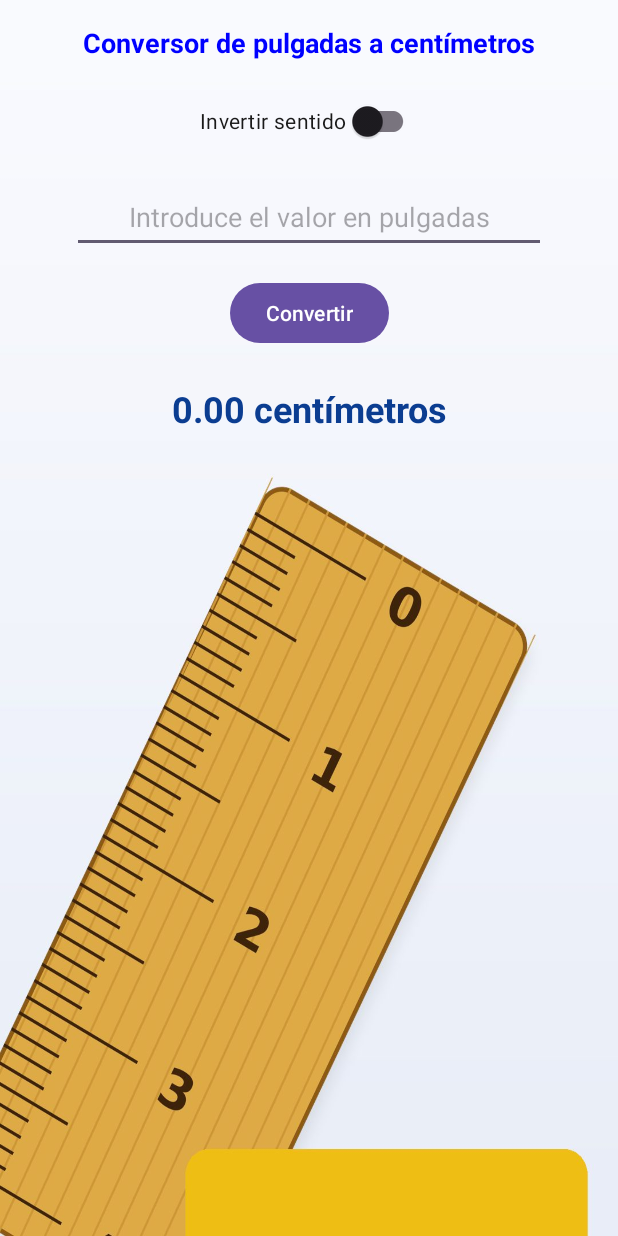
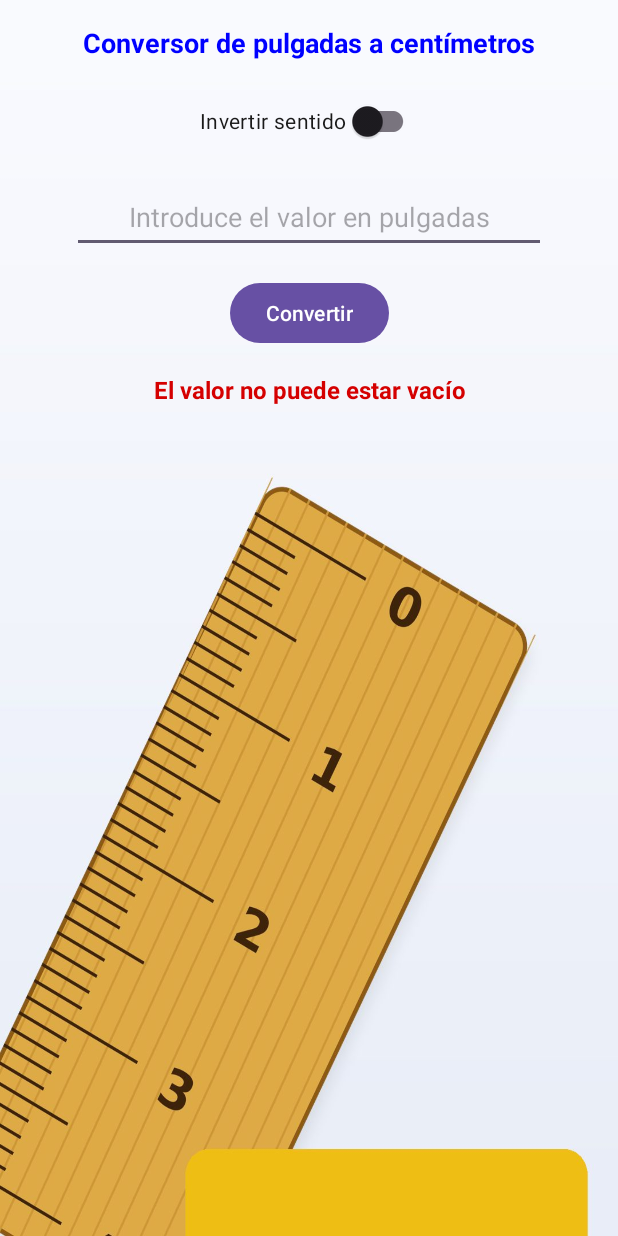
Before and after one commit to PMDM-JoseJuan-AlemanyMarquez/U2P4Conversor-JoseJuanAlemany, an Android app: the screen it shows after launch (MainActivity), after a tap on "Convertir", on a phone screen of 412 x 824 dp. Run offline under Robolectric (Android 15) with nearby library versions, the phone set to English and light mode, and no system bars.

Commit message:
Activ 2: validacion (>=1 y no vacio) lanzando excepciones y TextView de error en rojo

```diff
--- a/app/src/main/java/dam/josejuan/u2p4conversor/MainActivity.java
+++ b/app/src/main/java/dam/josejuan/u2p4conversor/MainActivity.java
@@ -2,6 +2,7 @@ package dam.josejuan.u2p4conversor;
 
 import android.os.Bundle;
 import android.util.Log;
+import android.view.View;
 import android.widget.Button;
 import android.widget.EditText;
 import android.widget.TextView;
@@ -24,6 +25,7 @@ public class MainActivity extends AppCompatActivity {
     private EditText etValor;
     private SwitchCompat swInvertir;
     private TextView tvResultado;
+    private TextView tvError;
 
     @Override
     protected void onCreate(Bundle savedInstanceState) {
@@ -44,22 +46,25 @@ public class MainActivity extends AppCompatActivity {
         etValor = findViewById(R.id.et_valor);
         swInvertir = findViewById(R.id.sw_invertir);
         tvResultado = findViewById(R.id.tv_resultado);
+        tvError = findViewById(R.id.tv_error);
         Button btnConvertir = findViewById(R.id.btn_convertir);
 
         actualizarEtiquetas();
 
         btnConvertir.setOnClickListener(view -> {
             try {
+                limpiarMensajes();
                 tvResultado.setText(convertir(etValor.getText().toString()));
             } catch (Exception e) {
                 Log.e(TAG, String.valueOf(e.getMessage()));
+                mostrarError(e);
             }
         });
 
         // TODO: Activ 1.1 Al cambiar el sentido se actualizan los textos y se borra el resultado anterior
         swInvertir.setOnCheckedChangeListener((boton, invertido) -> {
             actualizarEtiquetas();
-            tvResultado.setText("");
+            limpiarMensajes();
         });
     }
 
@@ -72,9 +77,32 @@ public class MainActivity extends AppCompatActivity {
         etValor.setHint(getString(R.string.hintValor, getString(origen)));
     }
 
+    // TODO: Activ 2.2 Oculta el error y borra el resultado anterior
+    private void limpiarMensajes() {
+        tvResultado.setText("");
+        tvError.setVisibility(View.GONE);
+    }
+
+    // TODO: Activ 2.2 Muestra el mensaje de error en el TextView (sólo visible cuando hay error)
+    private void mostrarError(Exception e) {
+        String mensaje = (e instanceof NumberFormatException)
+                ? getString(R.string.errorFormato)
+                : e.getMessage();
+        tvError.setText(mensaje);
+        tvError.setVisibility(View.VISIBLE);
+    }
+
     // TODO: Activ 1.1 y 1.2 Conversión en ambos sentidos y resultado con dos decimales
-    private String convertir(String texto) {
-        double valor = Double.parseDouble(texto.replace(',', '.'));
+    // TODO: Activ 2.1 Sólo se convierten valores >= 1; en otro caso se lanza una excepción que
+    //  captura el único try/catch de setUI()
+    private String convertir(String texto) throws Exception {
+        if (texto.trim().isEmpty()) {
+            throw new Exception(getString(R.string.errorVacio));
+        }
+        double valor = Double.parseDouble(texto.trim().replace(',', '.'));
+        if (valor < 1) {
+            throw new Exception(getString(R.string.errorMinimo));
+        }
         boolean invertido = swInvertir.isChecked();
         double resultado = invertido ? valor / CM_POR_PULGADA : valor * CM_POR_PULGADA;
         int unidadDestino = invertido ? R.string.unidadPulgadas : R.string.unidadCentimetros;
--- a/app/src/main/res/layout/activity_main.xml
+++ b/app/src/main/res/layout/activity_main.xml
@@ -66,6 +66,24 @@
         app:layout_constraintEnd_toEndOf="parent" />
 
     <TextView
+        android:id="@+id/tv_error"
+        android:layout_width="0dp"
+        android:layout_height="wrap_content"
+        android:layout_marginStart="24dp"
+        android:layout_marginTop="16dp"
+        android:layout_marginEnd="24dp"
+        android:gravity="center"
+        android:textColor="#D50000"
+        android:textSize="16sp"
+        android:textStyle="bold"
+        android:visibility="gone"
+        tools:text="Mensaje de error"
+        tools:visibility="visible"
+        app:layout_constraintTop_toBottomOf="@id/btn_convertir"
+        app:layout_constraintStart_toStartOf="parent"
+        app:layout_constraintEnd_toEndOf="parent" />
+
+    <TextView
         android:id="@+id/tv_resultado"
         android:layout_width="0dp"
         android:layout_height="wrap_content"
@@ -78,7 +96,7 @@
         android:textSize="24sp"
         android:textStyle="bold"
         tools:text="2,54 centímetros"
-        app:layout_constraintTop_toBottomOf="@id/btn_convertir"
+        app:layout_constraintTop_toBottomOf="@id/tv_error"
         app:layout_constraintStart_toStartOf="parent"
         app:layout_constraintEnd_toEndOf="parent" />
 
--- a/app/src/main/res/values/strings.xml
+++ b/app/src/main/res/values/strings.xml
@@ -5,6 +5,9 @@
     <string name="buttonConvertir">Convertir</string>
     <string name="switchInvertir">Invertir sentido</string>
     <string name="resultadoFormato">%1$.2f %2$s</string>
+    <string name="errorVacio">El valor no puede estar vacío</string>
+    <string name="errorMinimo">Sólo números &gt;=1</string>
+    <string name="errorFormato">Introduce un número válido</string>
     <string name="unidadPulgadas">pulgadas</string>
     <string name="unidadCentimetros">centímetros</string>
 </resources>
```
